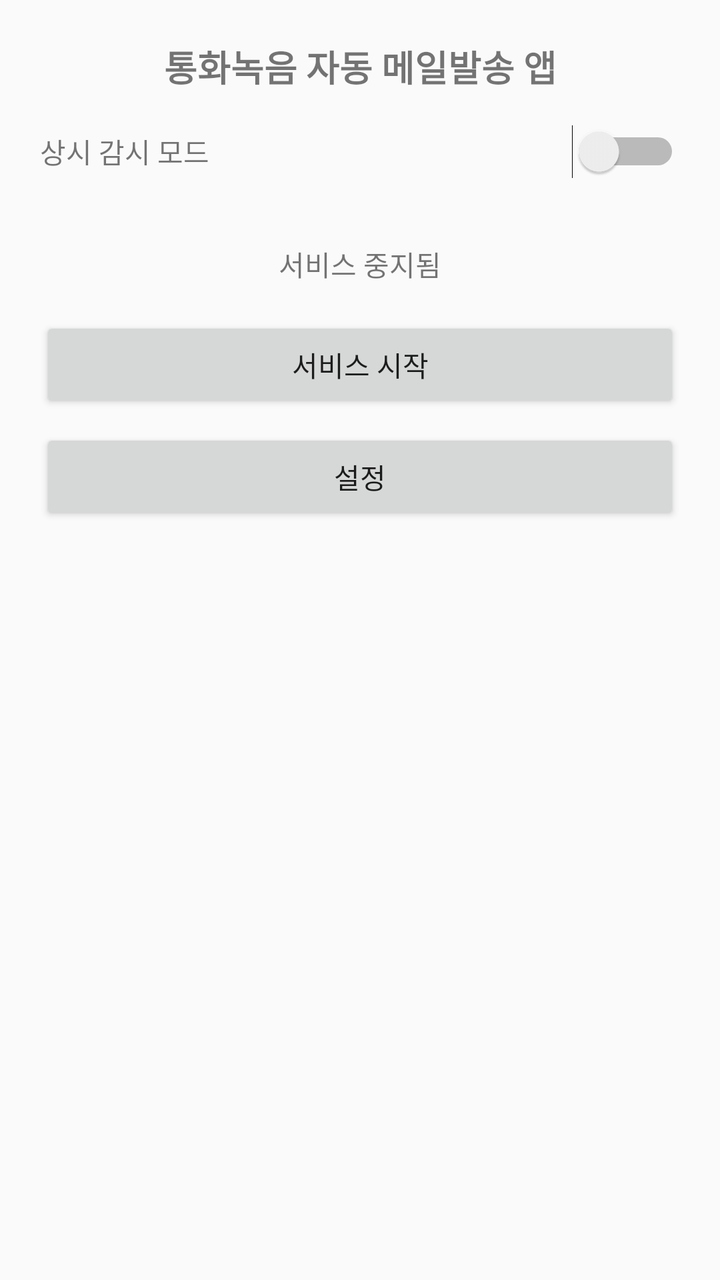
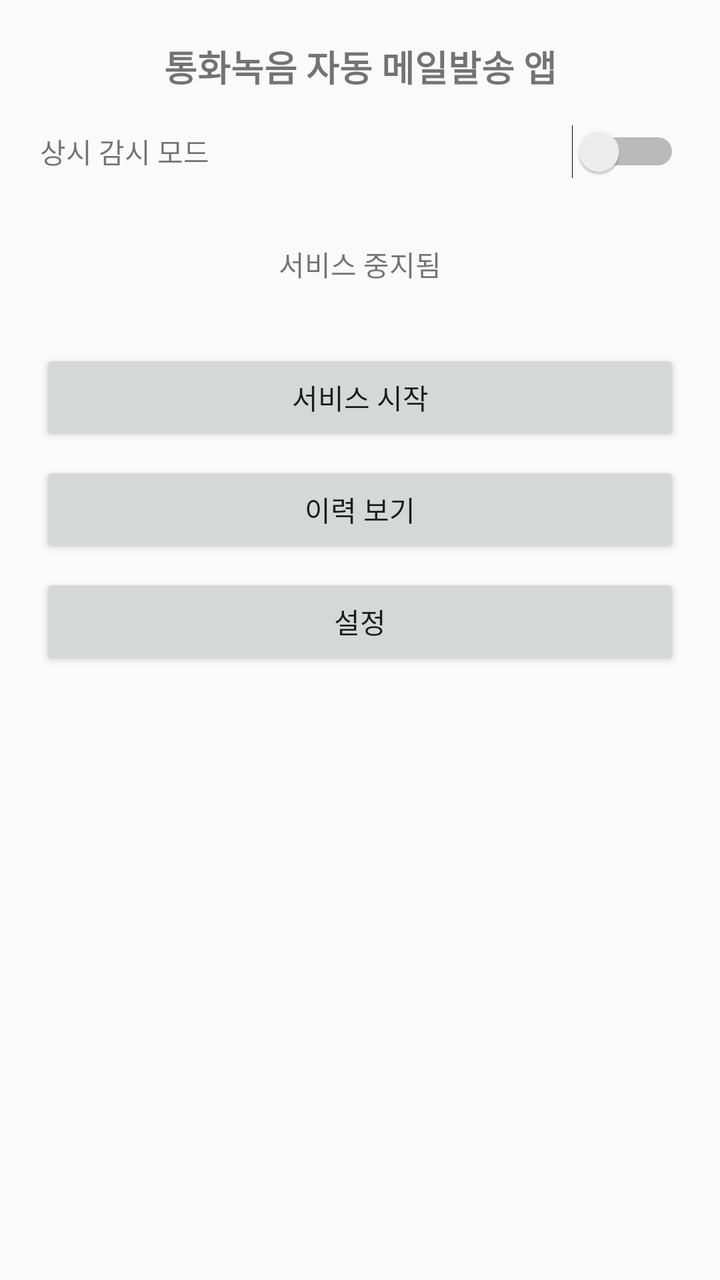

Two renders of the same Android screen: before a commit and after it. Below are the layout's source before the change and the commit's diff.
<!-- AndroidManifest.xml: application theme Theme.AppCompat.Light -->
<!-- res/layout/activity_main.xml -->
<?xml version="1.0" encoding="utf-8"?>
<LinearLayout xmlns:android="http://schemas.android.com/apk/res/android"
    android:layout_width="match_parent"
    android:layout_height="match_parent"
    android:orientation="vertical"
    android:padding="20dp">

    <TextView
        android:layout_width="match_parent"
        android:layout_height="wrap_content"
        android:text="통화녹음 자동 메일발송 앱"
        android:textSize="18sp"
        android:textStyle="bold"
        android:gravity="center"
        android:paddingBottom="16dp"/>

    <LinearLayout
        android:layout_width="match_parent"
        android:layout_height="wrap_content"
        android:orientation="horizontal"
        android:gravity="center_vertical"
        android:paddingBottom="4dp">
        <TextView
            android:layout_width="0dp"
            android:layout_height="wrap_content"
            android:layout_weight="1"
            android:text="상시 감시 모드"/>
        <Switch
            android:id="@+id/switchAlwaysOn"
            android:layout_width="wrap_content"
            android:layout_height="wrap_content"/>
    </LinearLayout>

    <TextView
        android:id="@+id/tvModeDesc"
        android:layout_width="match_parent"
        android:layout_height="wrap_content"
        android:textSize="12sp"
        android:textColor="#888888"
        android:paddingBottom="12dp"/>

    <LinearLayout
        android:id="@+id/layoutSchedule"
        android:layout_width="match_parent"
        android:layout_height="wrap_content"
        android:orientation="horizontal"
        android:gravity="center_vertical"
        android:paddingBottom="12dp"
        android:visibility="gone">
        <TextView
            android:layout_width="0dp"
            android:layout_height="wrap_content"
            android:layout_weight="1"
            android:text="실행 시각"/>
        <Button
            android:id="@+id/btnPickTime"
            android:layout_width="wrap_content"
            android:layout_height="wrap_content"
            android:text="08:00"/>
    </LinearLayout>

    <TextView
        android:id="@+id/tvStatus"
        android:layout_width="match_parent"
        android:layout_height="wrap_content"
        android:text="서비스 중지됨"
        android:gravity="center"
        android:paddingBottom="16dp"/>

    <Button
        android:id="@+id/btnToggleService"
        android:layout_width="match_parent"
        android:layout_height="wrap_content"
        android:text="서비스 시작"/>

    <Button
        android:id="@+id/btnSettings"
        android:layout_width="match_parent"
        android:layout_height="wrap_content"
        android:text="설정"
        android:layout_marginTop="8dp"/>

    <Button
        android:id="@+id/btnUpdate"
        android:layout_width="match_parent"
        android:layout_height="wrap_content"
        android:layout_marginTop="8dp"
        android:backgroundTint="#2196F3"
        android:textColor="#FFFFFF"
        android:visibility="gone"/>

    <TextView
        android:id="@+id/tvError"
        android:layout_width="match_parent"
        android:layout_height="wrap_content"
        android:layout_marginTop="16dp"
        android:padding="12dp"
        android:background="#FFEEEE"
        android:textColor="#CC0000"
        android:textSize="13sp"
        android:visibility="gone"/>

</LinearLayout>
<!-- resources referenced by this layout -->
<resources>

</resources>

<!-- the commit's change to res/layout/activity_main.xml (unified diff, before → after) -->
@@ -65,13 +65,29 @@
         android:layout_height="wrap_content"
         android:text="서비스 중지됨"
         android:gravity="center"
-        android:paddingBottom="16dp"/>
+        android:paddingBottom="4dp"/>
+
+    <TextView
+        android:id="@+id/tvHistorySummary"
+        android:layout_width="match_parent"
+        android:layout_height="wrap_content"
+        android:gravity="center"
+        android:textSize="12sp"
+        android:textColor="#4CAF50"
+        android:paddingBottom="12dp"/>
 
     <Button
         android:id="@+id/btnToggleService"
         android:layout_width="match_parent"
         android:layout_height="wrap_content"
         android:text="서비스 시작"/>
+
+    <Button
+        android:id="@+id/btnHistory"
+        android:layout_width="match_parent"
+        android:layout_height="wrap_content"
+        android:text="이력 보기"
+        android:layout_marginTop="8dp"/>
 
     <Button
         android:id="@+id/btnSettings"
